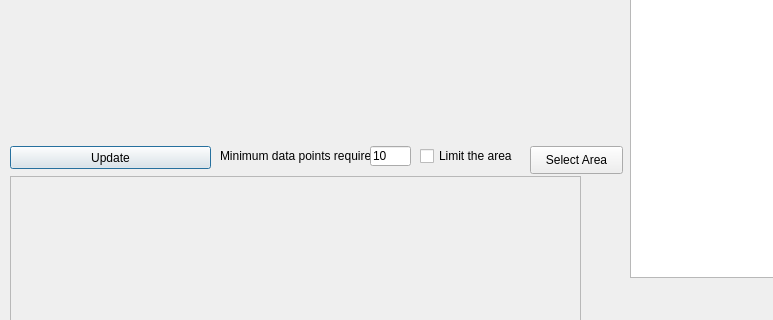
The window that widgets/Run_analyse_base.ui (axelande/geodatafarm3) describes before a commit, drawn with Qt 5; both pictures show x 0 to 773 and y 324 to 644 of the 1272 by 748 pixel window.
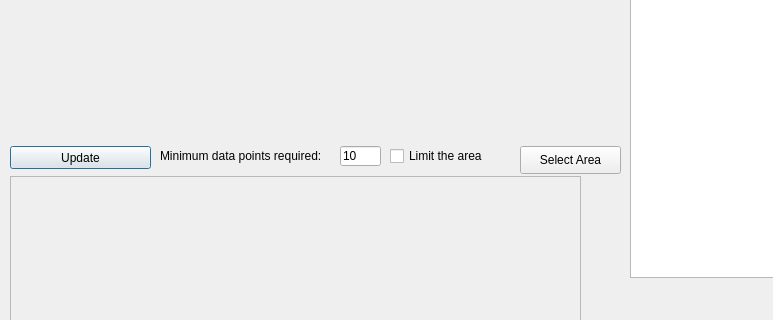
The same window after the commit.

Commit message: Only minor changes in translation and ui files (to fit Swedish translation)

```diff
--- a/widgets/Run_analyse_base.ui
+++ b/widgets/Run_analyse_base.ui
@@ -63,7 +63,7 @@
     <rect>
      <x>10</x>
      <y>470</y>
-     <width>201</width>
+     <width>141</width>
      <height>23</height>
     </rect>
    </property>
@@ -120,9 +120,9 @@
   <widget class="QLabel" name="label">
    <property name="geometry">
     <rect>
-     <x>220</x>
+     <x>160</x>
      <y>470</y>
-     <width>151</width>
+     <width>181</width>
      <height>20</height>
     </rect>
    </property>
@@ -133,7 +133,7 @@
   <widget class="QLineEdit" name="minNumber">
    <property name="geometry">
     <rect>
-     <x>370</x>
+     <x>340</x>
      <y>470</y>
      <width>41</width>
      <height>20</height>
@@ -159,9 +159,9 @@
   <widget class="QCheckBox" name="CBLimitArea">
    <property name="geometry">
     <rect>
-     <x>420</x>
+     <x>390</x>
      <y>470</y>
-     <width>111</width>
+     <width>121</width>
      <height>20</height>
     </rect>
    </property>
@@ -172,9 +172,9 @@
   <widget class="QPushButton" name="PBSelectArea">
    <property name="geometry">
     <rect>
-     <x>530</x>
+     <x>520</x>
      <y>470</y>
-     <width>93</width>
+     <width>101</width>
      <height>28</height>
     </rect>
    </property>
```
The commit also changes 4 other files.
